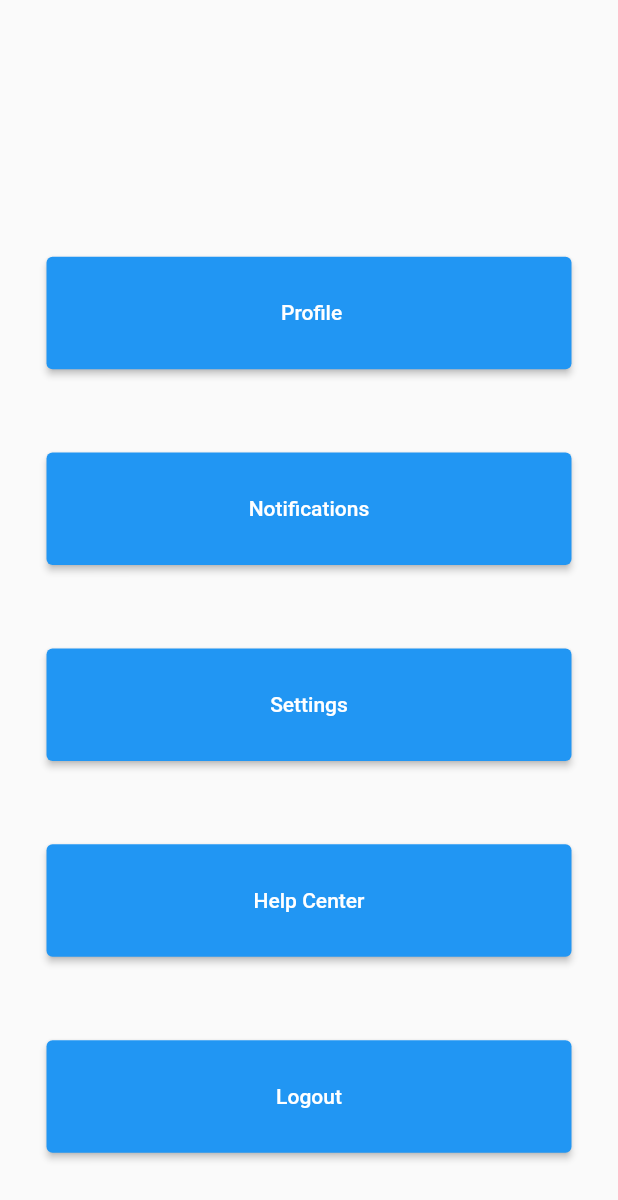
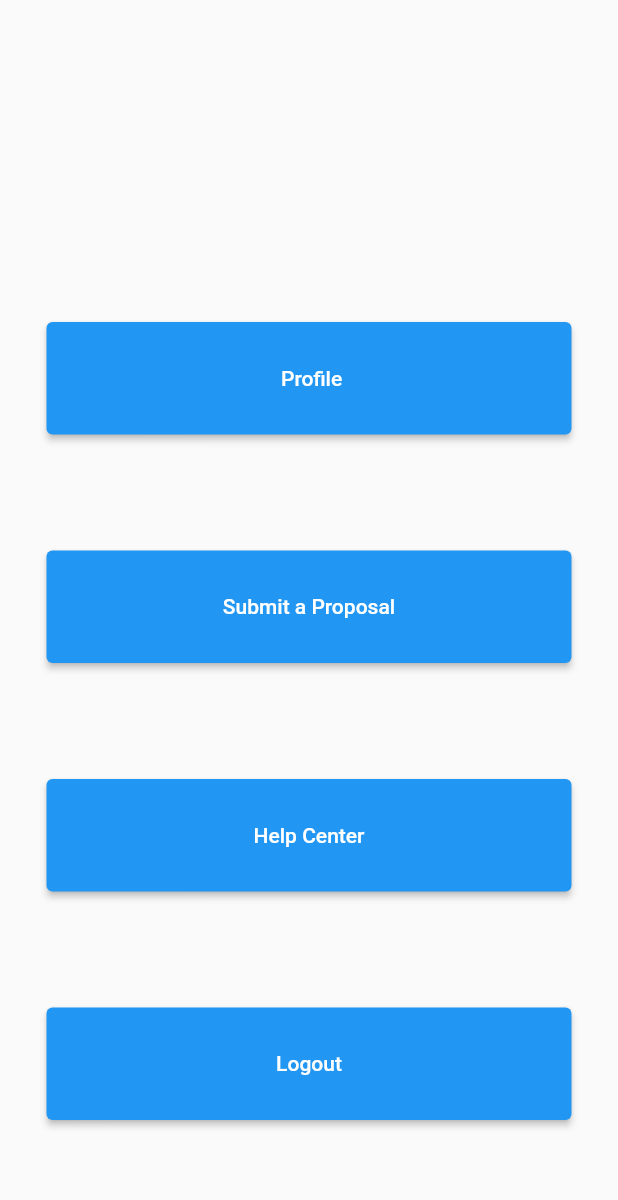
Before and after one commit to YousifT/Nomad_Application, a Flutter app: the SettingsMenu widget shown alone on an empty page, opened directly, on a phone screen of 412 x 824 dp. Shown: the top 1200 px of the screen. Run offline on Flutter 3.47's test engine with Material 2 defaults, Android fonts, the phone set to English and light mode, and no system bars; our stand-ins replace carousel_slider, cloud_firestore, firebase_auth, firebase_core, flutter_rating_bar, flutter_svg and 4 more; missing offline and left inert: comment_box, dart:ffi; accounts and stored records are empty; network calls fail; statements that could not run were skipped.

Commit message:
update DB

```diff
--- a/nomad/lib/Pages/Home_page.dart
+++ b/nomad/lib/Pages/Home_page.dart
@@ -129,7 +129,7 @@ class _MyHomePageState extends State<MyHomePage> {
           SizedBox(height: 10),
           Sublist(globals.HomePageChildren[1]),
           SizedBox(height: 10),
-          Sublist(globals.HomePageChildren[1])
+          Sublist(globals.HomePageChildren[2])
         ]),
       ),
     );
--- a/nomad/lib/Pages/User_Pages/SettingsMenu.dart
+++ b/nomad/lib/Pages/User_Pages/SettingsMenu.dart
@@ -44,18 +44,11 @@ class SettingsMenu extends StatelessWidget {
             height: 75, //height of button
             width: 350, //width of button
             child: ElevatedButton(
-              onPressed: () {},
-              child: Text("Notifications"),
-            )),
-        SizedBox(
-            height: 75, //height of button
-            width: 350, //width of button
-            child: ElevatedButton(
               onPressed: () {
                 Navigator.push(context,
                     MaterialPageRoute(builder: (context) => ProposalForm()));
               },
-              child: Text("Settings"),
+              child: Text("Submit a Proposal"),
             )),
         SizedBox(
             height: 75, //height of button
--- a/nomad/pubspec.yaml
+++ b/nomad/pubspec.yaml
@@ -74,6 +74,7 @@ flutter:
 
   # To add assets to your application, add an assets section, like this:
   assets:
+     - assets/images/
      - assets/images/yW3a44ONUJXDpiTI7jSn/
      - assets/images/5vpF5nguMvvs1wDSmKpC/
      - assets/images/ELuAdiju1bCHuJzYThar/
@@ -85,6 +86,10 @@ flutter:
      - assets/images/4N58w1NYoXhiOHj5Ou0q/
      - assets/images/YyzCCmKyQ6ecTtH4bA6Z/
      - assets/images/az01h51S2uEL2fsOtm7E/
+     - assets/images/2j5IMAAc8OGa55FWjxPh/
+     - assets/images/XnuF9ZdHQxgwyig6vsK8/
+     - assets/images/IfDyNmW9w7Ca2savgeXF/
+
 
   #   - images/a_dot_ham.jpeg
 ##icon_pakge
```
Also changed, not shown: nomad/assets/images/2j5IMAAc8OGa55FWjxPh/image.jpg (added), nomad/assets/images/IfDyNmW9w7Ca2savgeXF/camel.jpg (added), nomad/assets/images/XnuF9ZdHQxgwyig6vsK8/oldenImage.jpg (added).
